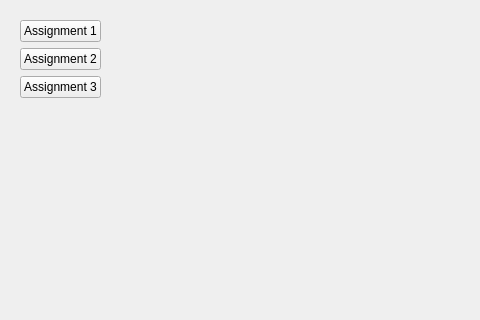
This is resources/widget/MayaPyHomeWidget/Widget.ui in satello/CIS410Projects as Qt 5 draws it before an edit; both pictures show x 0 to 480 and y 0 to 320 of the 608 by 422 pixel window. The edited form follows.
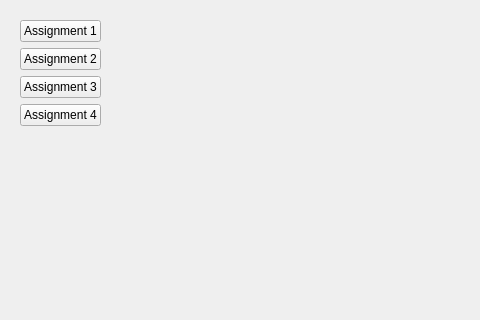
This is the edited form.

```diff
--- a/resources/widget/MayaPyHomeWidget/Widget.ui
+++ b/resources/widget/MayaPyHomeWidget/Widget.ui
@@ -38,6 +38,13 @@
         </property>
        </widget>
       </item>
+      <item>
+       <widget class="QPushButton" name="assignment4Btn">
+        <property name="text">
+         <string>Assignment 4</string>
+        </property>
+       </widget>
+      </item>
       <item>
        <spacer name="verticalSpacer">
         <property name="orientation">
```
